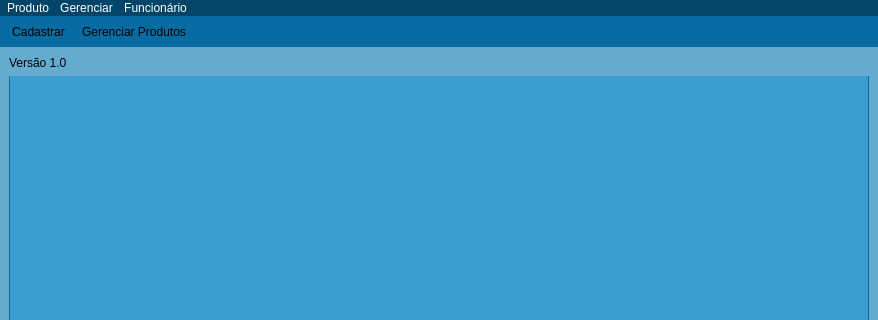
Before: the Qt Designer form Projeto 3/Teste_Luiz/ProjetoCont/mainwindow.ui in Rodrigo-P-Nascimento/Qt-DRUD, drawn with Qt 5; both pictures show x 0 to 878 and y 0 to 320 of the 878 by 600 pixel window.
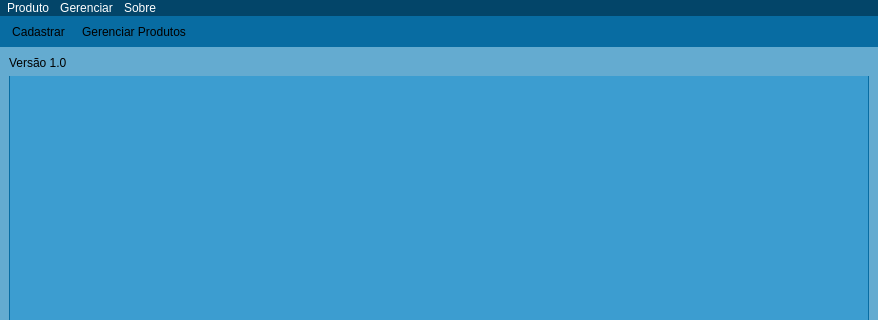
After: the same form once the commit is applied. Icons and pictures are not drawn.

```diff
--- a/Projeto 3/Teste_Luiz/ProjetoCont/mainwindow.ui
+++ b/Projeto 3/Teste_Luiz/ProjetoCont/mainwindow.ui
@@ -180,7 +180,7 @@
    </widget>
    <widget class="QMenu" name="menu_Funcionario">
     <property name="title">
-     <string>Funcionário</string>
+     <string>Sobre</string>
     </property>
     <addaction name="action_Adicionar_Cargo"/>
     <addaction name="action_Editar_Permissao"/>
```
Left out of the diff: 32 changed lines with no effect on the pictures.
